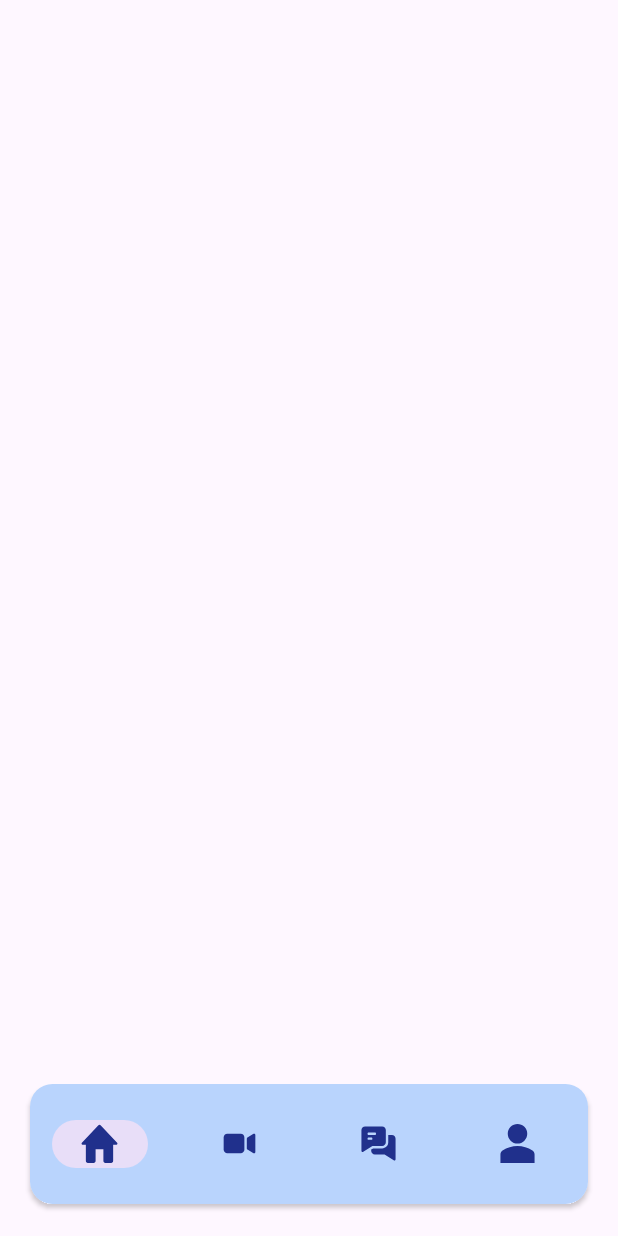
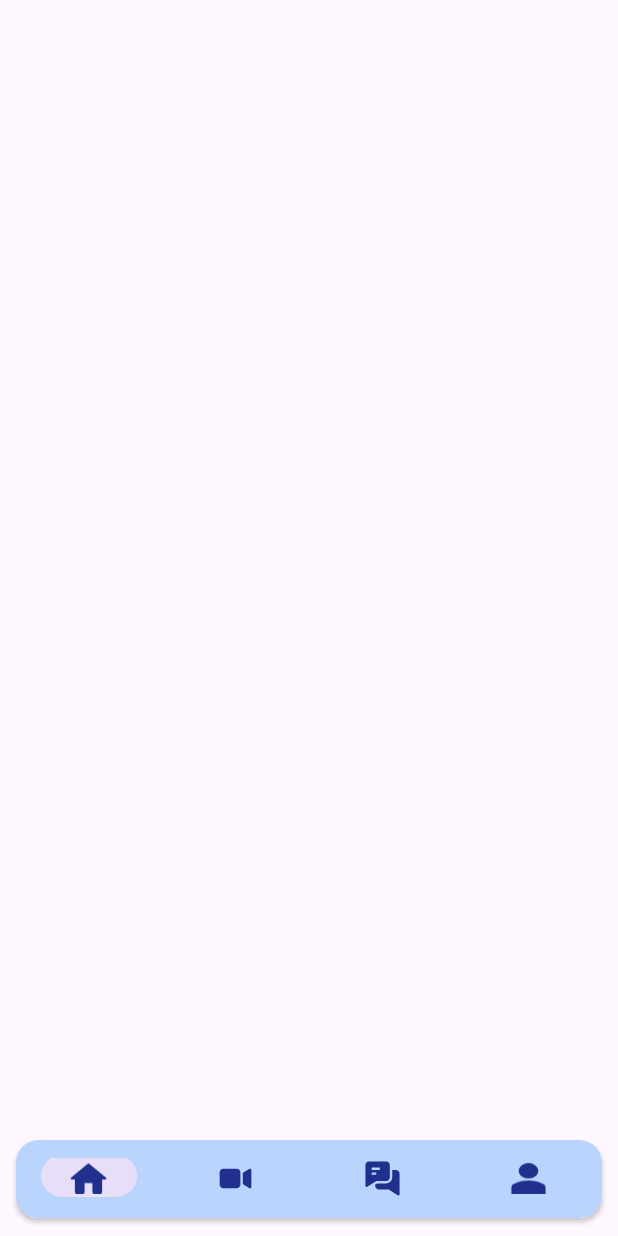
Before and after one commit to Ananad-Bhatt/Whisper, an Android app: the MainActivity screen opened directly, with no data from a screen before it, on a phone screen of 412 x 824 dp. Run offline under Robolectric (Android 15) with nearby library versions, the phone set to English and light mode, and no system bars; our stand-ins replace sdp/ssp sizes.

Commit message:
Improve UI

```diff
--- a/app/src/main/java/project/social/whisper/LoginActivity.kt
+++ b/app/src/main/java/project/social/whisper/LoginActivity.kt
@@ -17,5 +17,10 @@ class LoginActivity : AppCompatActivity() {
             val signUpActivity = Intent(applicationContext, RegistrationActivity::class.java)
             startActivity(signUpActivity)
         }
+
+        b.btnLogLogin.setOnClickListener {
+            val mainActivity = Intent(applicationContext, MainActivity::class.java)
+            startActivity(mainActivity)
+        }
     }
 }
--- a/app/src/main/res/drawable/home.xml
+++ b/app/src/main/res/drawable/home.xml
@@ -1,6 +1,6 @@
 <vector xmlns:android="http://schemas.android.com/apk/res/android"
     android:width="@dimen/_28sdp"
-    android:height="@dimen/_28sdp"
+    android:height="@dimen/_22sdp"
     android:viewportWidth="20"
     android:viewportHeight="17">
   <path
--- a/app/src/main/res/drawable/profile.xml
+++ b/app/src/main/res/drawable/profile.xml
@@ -1,6 +1,6 @@
 <vector xmlns:android="http://schemas.android.com/apk/res/android"
-    android:width="16dp"
-    android:height="16dp"
+    android:width="@dimen/_28sdp"
+    android:height="@dimen/_22sdp"
     android:viewportWidth="16"
     android:viewportHeight="16">
   <path
--- a/app/src/main/res/layout/activity_main.xml
+++ b/app/src/main/res/layout/activity_main.xml
@@ -16,14 +16,14 @@
         android:layout_height="wrap_content"
         app:cardUseCompatPadding="true"
         app:cardCornerRadius="15dp"
-        android:layout_marginHorizontal="@dimen/_10sdp"
-        android:layout_marginBottom="@dimen/_10sdp"
+        android:layout_marginHorizontal="@dimen/_3sdp"
+        android:layout_marginBottom="@dimen/_3sdp"
         android:layout_alignParentBottom="true">
 
         <com.google.android.material.bottomnavigation.BottomNavigationView
             android:id="@+id/bottom_nav_bar"
             android:layout_width="match_parent"
-            android:layout_height="wrap_content"
+            android:layout_height="@dimen/_40sdp"
             app:menu="@menu/bottom_nav_bar_items"
             app:itemIconSize="@dimen/_20sdp"
             app:itemIconTint="@color/primary"
```
